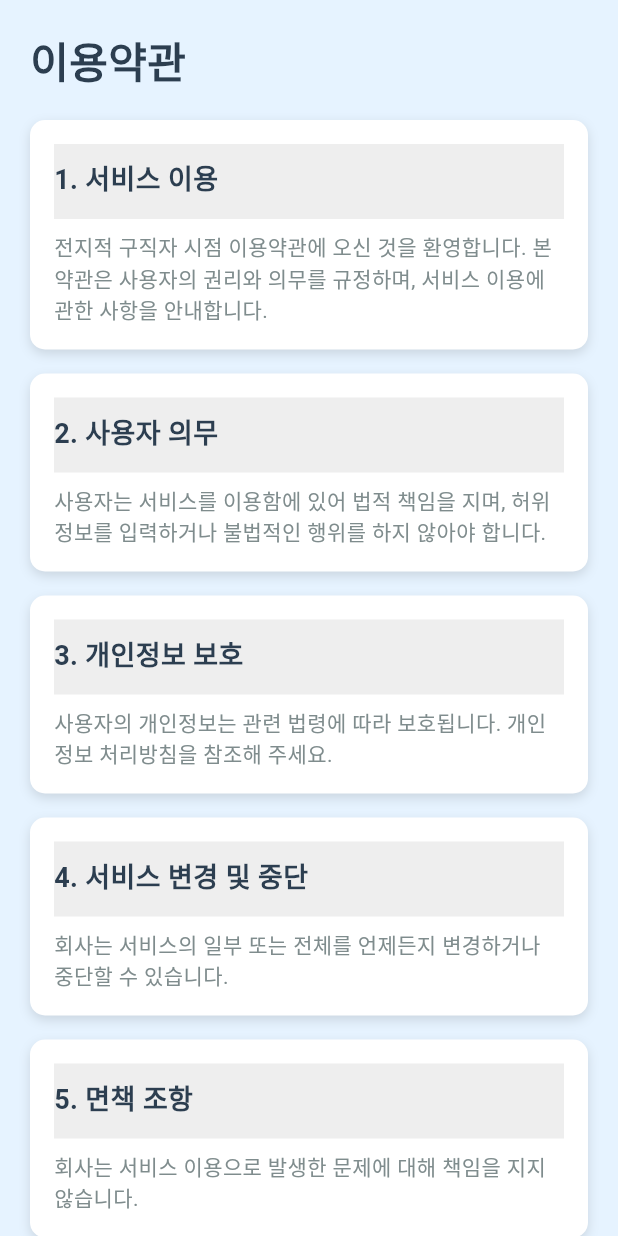
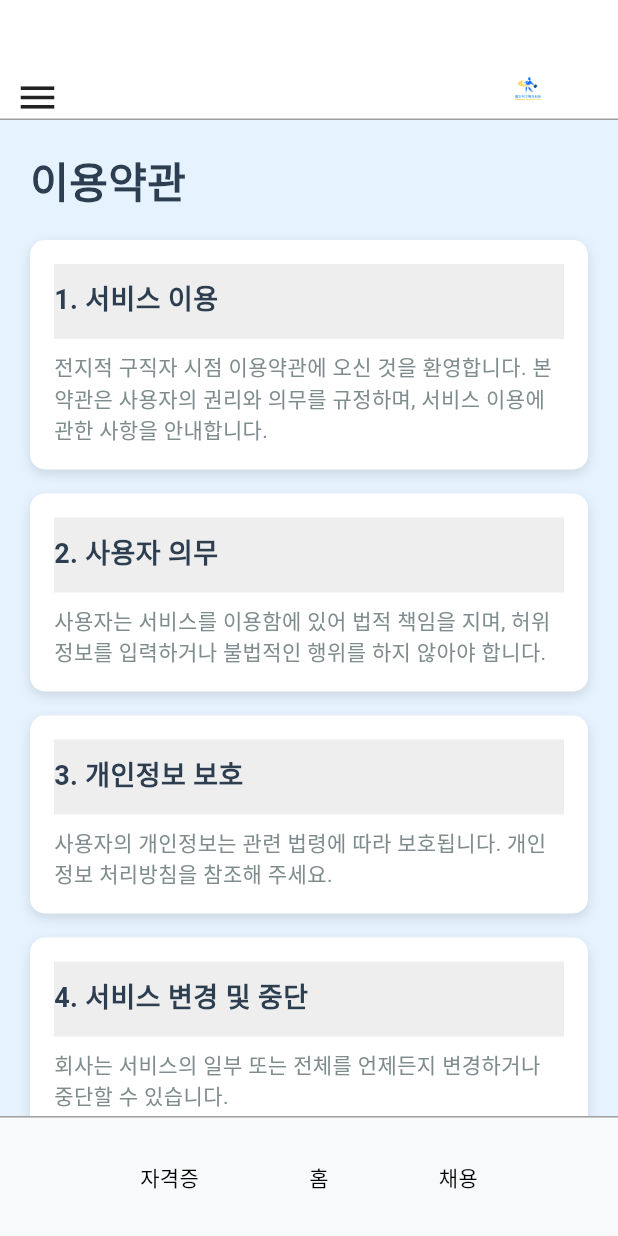
Before and after one commit to Omniscient-Job-Project/Omniscient-flutter, a Flutter app: the TermsScreen screen opened by its route, on a phone screen of 412 x 824 dp. Run offline on Flutter 3.47's test engine with Material 3 defaults, Android fonts, the phone set to English and light mode, and no system bars; our stand-ins replace dio, flutter_dotenv, font_awesome_flutter, get, shared_preferences; accounts and stored records are empty.

Commit message:
fix:term,header

```diff
--- a/lib/features/term/screens/terms_screen.dart
+++ b/lib/features/term/screens/terms_screen.dart
@@ -1,4 +1,6 @@
 import 'package:flutter/material.dart';
+import '../../../core/widgets/footer.dart';
+import '../../../core/widgets/header.dart';
 import '../models/term_section.dart';
 import '../widgets/term_section_widget.dart';
 
@@ -35,8 +37,12 @@ class TermsScreen extends StatelessWidget {
   @override
   Widget build(BuildContext context) {
     return Scaffold(
+      appBar: PreferredSize(
+        preferredSize: const Size.fromHeight(80.0),
+        child: Header(), // 헤더 추가
+      ),
       body: Container(
-        color: Color(0xFFE6F3FF),
+        color: const Color(0xFFE6F3FF),
         child: SafeArea(
           child: SingleChildScrollView(
             padding: const EdgeInsets.all(20),
@@ -75,6 +81,7 @@ class TermsScreen extends StatelessWidget {
           ),
         ),
       ),
+      bottomNavigationBar: const Footer(), // 푸터 추가
     );
   }
 }
```
Also changed, not shown: lib/core/widgets/header.dart (+0 -12 lines).
